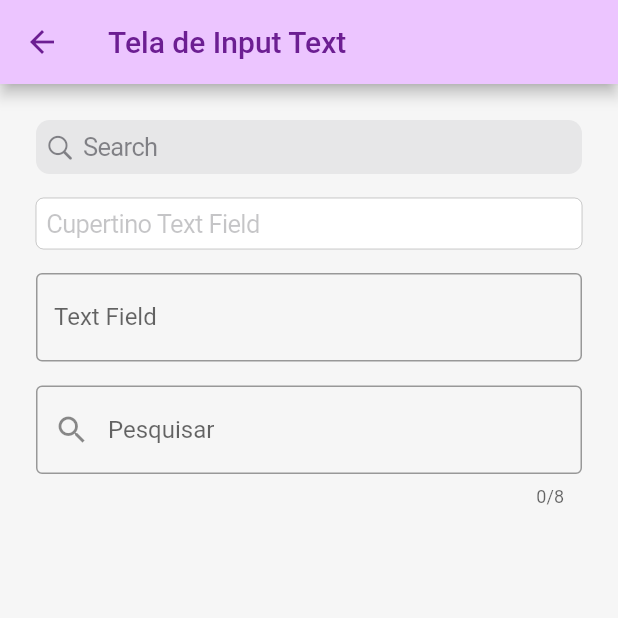
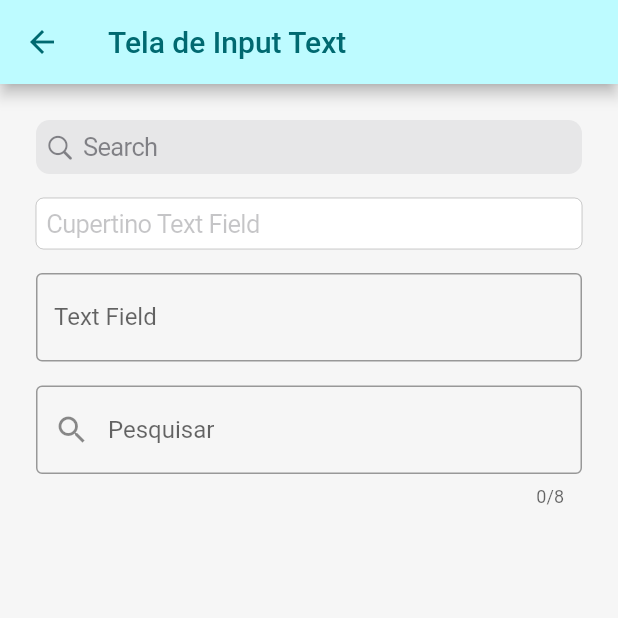
Before and after one commit to VTVinicius/playground_flutter, a Flutter app: the InputTextScreen screen opened directly, on a phone screen of 412 x 824 dp, the top half of it. Run offline on Flutter 3.47's test engine with Material 2 defaults, Android fonts, the phone set to English and light mode, and no system bars; our stand-ins replace dio, firebase_core, firebase_crashlytics, flutter_secure_storage, fluttertoast, get_it and 1 more; missing offline and left inert: dio_http_cache; accounts and stored records are empty; statements that could not run were skipped.

Commit message:
Ajustes UiKit e experimentos

```diff
--- a/lib/presentation/feature_canvas/weigth_picker/weight_picker_screen.dart
+++ b/lib/presentation/feature_canvas/weigth_picker/weight_picker_screen.dart
@@ -23,7 +23,7 @@ class _MyWeightPickerScreen extends State<WeightPickerScreen> {
           appBar: CustomAppBar(
             backgroundColor: AppColors.blueCanvasLight,
             textColor: AppColors.blueCanvasDark,
-            titleText: "Relogio de Ponteiros",
+            titleText: "Seletor de Peso",
           ),
           body: Column(
             crossAxisAlignment: CrossAxisAlignment.stretch,
--- a/lib/presentation/feature_uikit/buttons/buttons_screen.dart
+++ b/lib/presentation/feature_experiments/buttons/buttons_screen.dart
@@ -13,8 +13,8 @@ class ButtonsScreen extends StatelessWidget {
       backgroundColor: AppColors.background,
       appBar: CustomAppBar(
           titleText: 'Tela de Botões',
-          textColor: AppColors.purpleUikitDark,
-          backgroundColor: AppColors.purpleUikitLight),
+          textColor: AppColors.greenExperimentsDark,
+          backgroundColor: AppColors.greenExperimentsLight),
       body: Container(
           alignment: Alignment.center,
           child: Column(
--- a/lib/presentation/feature_uikit/input_text/input_text_screen.dart
+++ b/lib/presentation/feature_experiments/input_text/input_text_screen.dart
@@ -14,8 +14,8 @@ class InputTextScreen extends StatelessWidget {
         backgroundColor: AppColors.background,
         appBar: CustomAppBar(
             titleText: 'Tela de Input Text',
-            textColor: AppColors.purpleUikitDark,
-            backgroundColor: AppColors.purpleUikitLight),
+            textColor: AppColors.greenExperimentsDark,
+            backgroundColor: AppColors.greenExperimentsLight),
         body: Container(
             alignment: Alignment.topCenter,
             child: Container(
```
Also changed, not shown: lib/presentation/feature_experiments/experiements_options_screen.dart (+18 -4 lines), lib/presentation/feature_uikit/uikit_options_screen.dart (+10 -16 lines).
